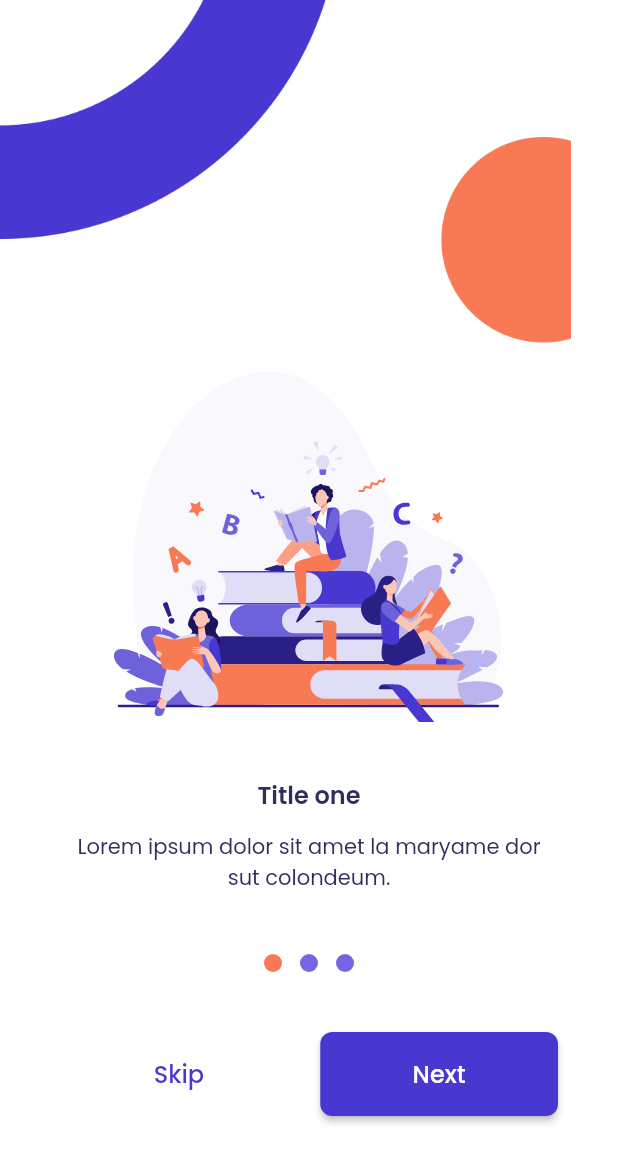
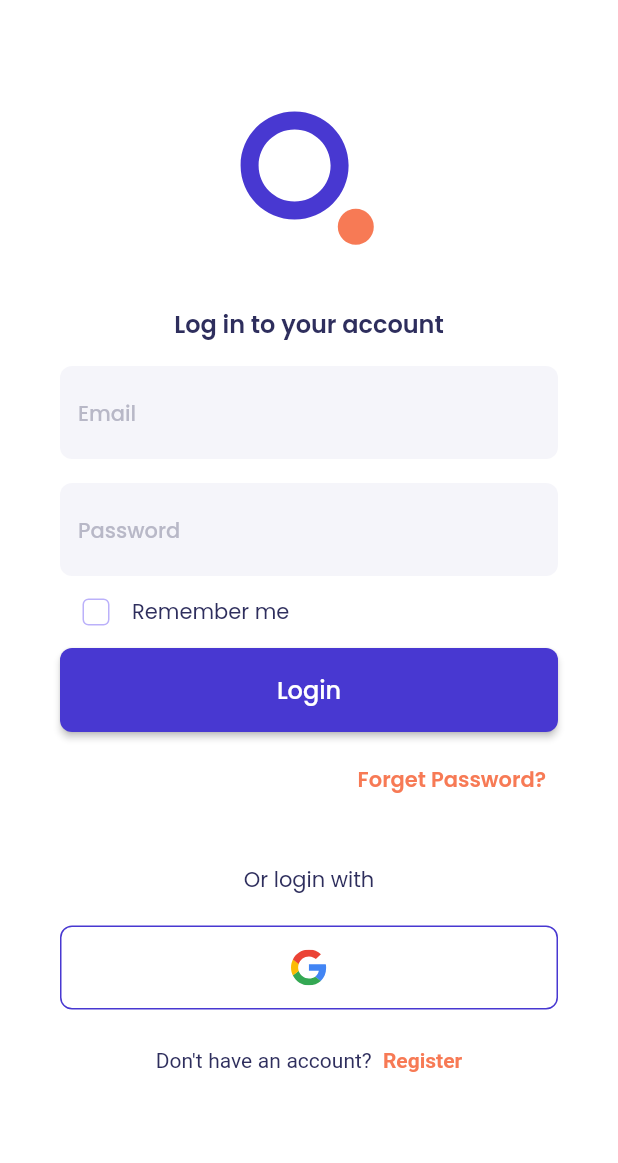
Before and after one commit to bobirbek1/audio_book, a Flutter app: the screen it shows after launch, on a phone screen of 412 x 824 dp. Shown: the top 1163 px of the screen. Run offline on Flutter 3.47's test engine with Material 2 defaults, Android fonts, the phone set to English and light mode, and no system bars; our stand-ins replace flutter_svg, google_fonts.

Commit message:
feat: add signInPage ui

```diff
--- a/lib/gen/assets.gen.dart
+++ b/lib/gen/assets.gen.dart
@@ -55,6 +55,9 @@ class $AssetsIconsGen {
 
   /// File path: assets/icons/folder_outline.svg
   SvgGenImage get folderOutline => const SvgGenImage('assets/icons/folder_outline.svg');
+
+  /// File path: assets/icons/google_icon.svg
+  SvgGenImage get googleIcon => const SvgGenImage('assets/icons/google_icon.svg');
 
   /// File path: assets/icons/home_bold.svg
   SvgGenImage get homeBold => const SvgGenImage('assets/icons/home_bold.svg');
@@ -114,6 +117,7 @@ class $AssetsIconsGen {
         edit,
         folderBold,
         folderOutline,
+        googleIcon,
         homeBold,
         homeOutline,
         moreSquare,
--- a/lib/src/constants/text_styles.dart
+++ b/lib/src/constants/text_styles.dart
@@ -6,201 +6,201 @@ class TextStyles {
   static const light48 = TextStyle(
     fontSize: 48,
     fontWeight: FontWeight.w300,
-    color: ColorName.black,
+    color: ColorName.neutral80,
   );
   static const light32 = TextStyle(
     fontSize: 32,
     fontWeight: FontWeight.w300,
-    color: ColorName.black,
+    color: ColorName.neutral80,
   );
   static const light24 = TextStyle(
     fontSize: 24,
     fontWeight: FontWeight.w300,
-    color: ColorName.black,
+    color: ColorName.neutral80,
   );
   static const light20 = TextStyle(
     fontSize: 20,
     fontWeight: FontWeight.w300,
-    color: ColorName.black,
+    color: ColorName.neutral80,
   );
   static const light16 = TextStyle(
     fontSize: 16,
     fontWeight: FontWeight.w300,
-    color: ColorName.black,
+    color: ColorName.neutral80,
   );
   static const light14 = TextStyle(
     fontSize: 14,
     fontWeight: FontWeight.w300,
-    color: ColorName.black,
+    color: ColorName.neutral80,
   );
   static const light12 = TextStyle(
     fontSize: 12,
     fontWeight: FontWeight.w300,
-    color: ColorName.black,
+    color: ColorName.neutral80,
   );
   static const light10 = TextStyle(
     fontSize: 10,
     fontWeight: FontWeight.w300,
-    color: ColorName.black,
+    color: ColorName.neutral80,
   );
 
   // Regular text styles
   static const regular48 = TextStyle(
     fontSize: 48,
-    color: ColorName.black,
+    color: ColorName.neutral80,
   );
   static const regular32 = TextStyle(
     fontSize: 32,
-    color: ColorName.black,
+    color: ColorName.neutral80,
   );
   static const regular24 = TextStyle(
     fontSize: 24,
-    color: ColorName.black,
+    color: ColorName.neutral80,
   );
   static const regular20 = TextStyle(
     fontSize: 20,
-    color: ColorName.black,
+    color: ColorName.neutral80,
   );
   static const regular16 = TextStyle(
     fontSize: 16,
-    color: ColorName.black,
+    color: ColorName.neutral80,
   );
   static const regular14 = TextStyle(
     fontSize: 14,
-    color: ColorName.black,
+    color: ColorName.neutral80,
   );
   static const regular12 = TextStyle(
     fontSize: 12,
-    color: ColorName.black,
+    color: ColorName.neutral80,
   );
   static const regular10 = TextStyle(
     fontSize: 10,
-    color: ColorName.black,
+    color: ColorName.neutral80,
   );
 
   // Medium text styles
   static const medium48 = TextStyle(
     fontSize: 48,
     fontWeight: FontWeight.w500,
-    color: ColorName.black,
+    color: ColorName.neutral80,
   );
   static const medium32 = TextStyle(
     fontSize: 32,
     fontWeight: FontWeight.w500,
-    color: ColorName.black,
+    color: ColorName.neutral80,
   );
   static const medium24 = TextStyle(
     fontSize: 24,
     fontWeight: FontWeight.w500,
-    color: ColorName.black,
+    color: ColorName.neutral80,
   );
   static const medium20 = TextStyle(
     fontSize: 20,
     fontWeight: FontWeight.w500,
-    color: ColorName.black,
+    color: ColorName.neutral80,
   );
   static const medium16 = TextStyle(
     fontSize: 16,
     fontWeight: FontWeight.w500,
-    color: ColorName.black,
+    color: ColorName.neutral80,
   );
   static const medium14 = TextStyle(
     fontSize: 14,
     fontWeight: FontWeight.w500,
-    color: ColorName.black,
+    color: ColorName.neutral80,
   );
   static const medium12 = TextStyle(
     fontSize: 12,
     fontWeight: FontWeight.w500,
-    color: ColorName.black,
+    color: ColorName.neutral80,
   );
   static const medium10 = TextStyle(
     fontSize: 10,
     fontWeight: FontWeight.w500,
-    color: ColorName.black,
+    color: ColorName.neutral80,
   );
 
   // Semibold text styles
   static const semiBold48 = TextStyle(
     fontSize: 48,
     fontWeight: FontWeight.w600,
-    color: ColorName.black,
+    color: ColorName.neutral80,
   );
   static const semiBold32 = TextStyle(
     fontSize: 32,
     fontWeight: FontWeight.w600,
-    color: ColorName.black,
+    color: ColorName.neutral80,
   );
   static const semiBold24 = TextStyle(
     fontSize: 24,
     fontWeight: FontWeight.w600,
-    color: ColorName.black,
+    color: ColorName.neutral80,
   );
   static const semiBold20 = TextStyle(
     fontSize: 20,
     fontWeight: FontWeight.w600,
-    color: ColorName.black,
+    color: ColorName.neutral80,
   );
   static const semiBold16 = TextStyle(
     fontSize: 16,
     fontWeight: FontWeight.w600,
-    color: ColorName.black,
+    color: ColorName.neutral80,
   );
   static const semiBold14 = TextStyle(
     fontSize: 14,
     fontWeight: FontWeight.w600,
-    color: ColorName.black,
+    color: ColorName.neutral80,
   );
   static const semiBold12 = TextStyle(
     fontSize: 12,
     fontWeight: FontWeight.w600,
-    color: ColorName.black,
+    color: ColorName.neutral80,
   );
   static const semiBold10 = TextStyle(
     fontSize: 10,
     fontWeight: FontWeight.w600,
-    color: ColorName.black,
+    color: ColorName.neutral80,
   );
 
   // Bold text styles
   static const bold48 = TextStyle(
     fontSize: 48,
     fontWeight: FontWeight.bold,
-    color: ColorName.black,
+    color: ColorName.neutral80,
   );
   static const bold32 = TextStyle(
     fontSize: 32,
     fontWeight: FontWeight.bold,
-    color: ColorName.black,
+    color: ColorName.neutral80,
   );
   static const bold24 = TextStyle(
     fontSize: 24,
     fontWeight: FontWeight.bold,
-    color: ColorName.black,
+    color: ColorName.neutral80,
   );
   static const bold20 = TextStyle(
     fontSize: 20,
     fontWeight: FontWeight.bold,
-    color: ColorName.black,
+    color: ColorName.neutral80,
   );
   static const bold16 = TextStyle(
     fontSize: 16,
     fontWeight: FontWeight.bold,
-    color: ColorName.black,
+    color: ColorName.neutral80,
   );
   static const bold14 = TextStyle(
     fontSize: 14,
     fontWeight: FontWeight.bold,
-    color: ColorName.black,
+    color: ColorName.neutral80,
   );
   static const bold12 = TextStyle(
     fontSize: 12,
     fontWeight: FontWeight.bold,
-    color: ColorName.black,
+    color: ColorName.neutral80,
   );
   static const bold10 = TextStyle(
     fontSize: 10,
     fontWeight: FontWeight.bold,
-    color: ColorName.black,
+    color: ColorName.neutral80,
   );
 }
--- a/lib/src/presentation/base/my_app.dart
+++ b/lib/src/presentation/base/my_app.dart
@@ -4,8 +4,7 @@
 
 
 import 'package:audio_book/gen/colors.gen.dart';
-import 'package:audio_book/src/presentation/pages/on_boarding/on_boarding_page.dart';
-import 'package:audio_book/src/presentation/pages/splash/splash_page.dart';
+import 'package:audio_book/src/presentation/pages/sign_in/sign_in_page.dart';
 import 'package:flutter/material.dart';
 import 'package:google_fonts/google_fonts.dart';
 
@@ -21,7 +20,7 @@ class MyApp extends StatelessWidget {
         fontFamily: GoogleFonts.poppins().fontFamily,
         scaffoldBackgroundColor: ColorName.white,
       ),
-      home: const OnBoardingPage(),
+      home: const SignInPage(),
     );
   }
 }
--- a/lib/src/presentation/pages/on_boarding/on_boarding_page.dart
+++ b/lib/src/presentation/pages/on_boarding/on_boarding_page.dart
@@ -142,7 +142,7 @@ class _PageItem extends StatelessWidget {
           ),
           Text(
             title,
-            style: TextStyles.semiBold16.copyWith(color: ColorName.neutral80),
+            style: TextStyles.semiBold16,
           ),
           const SizedBox(
             height: 12,
--- /dev/null
+++ b/lib/src/presentation/pages/sign_in/sign_in_page.dart
@@ -0,0 +1,246 @@
+import 'package:audio_book/gen/assets.gen.dart';
+import 'package:audio_book/gen/colors.gen.dart';
+import 'package:audio_book/src/constants/text_styles.dart';
+import 'package:audio_book/src/presentation/widgets/regular_elevated_button.dart';
+import 'package:audio_book/src/presentation/widgets/regular_outline_button.dart';
+import 'package:audio_book/src/presentation/widgets/regular_text_button.dart';
+import 'package:flutter/gestures.dart';
+import 'package:flutter/material.dart';
+import 'package:flutter_svg/flutter_svg.dart';
+
+class SignInPage extends StatelessWidget {
+  const SignInPage({super.key});
+
+  @override
+  Widget build(BuildContext context) {
+    final emailCtrl = TextEditingController();
+    final nameController = TextEditingController();
+    return Scaffold(
+      body: Padding(
+        padding: const EdgeInsets.symmetric(horizontal: 40),
+        child: SingleChildScrollView(
+          child: Column(
+            children: [
+              const SizedBox(
+                height: 60,
+              ),
+              Assets.images.logo.svg(
+                width: 120,
+                height: 120,
+              ),
+              const SizedBox(
+                height: 24,
+              ),
+              const Text(
+                "Log in to your account",
+                style: TextStyles.semiBold16,
+              ),
+              const SizedBox(
+                height: 16,
+              ),
+              _SignInForm(
+                emailCtrl: emailCtrl,
+                passwordCtrl: nameController,
+                onValidation: (isValid) {},
+              ),
+              const _CheckBoxWidget(),
+              RegularElevatedButton(
+                onPressed: () {},
+                text: "Login",
+                size: const Size(
+                  double.infinity,
+                  56,
+                ),
+              ),
+              const SizedBox(
+                height: 8,
+              ),
+              Row(
+                mainAxisAlignment: MainAxisAlignment.end,
+                children: [
+                  RegularTextButton(
+                    onPressed: () {},
+                    text: "Forget Password?",
+                    textStyle: TextStyles.semiBold14.copyWith(
+                      color: ColorName.accent50,
+                    ),
+                    foregroundColor: ColorName.accent50,
+                  ),
+                ],
+              ),
+              const SizedBox(
+                height: 32,
+              ),
+              const Text(
+                "Or login with",
+                style: TextStyles.regular14,
+              ),
+              const SizedBox(
+                height: 20,
+              ),
+              _SocialMediaButton(
+                onPressed: () {},
+                icon: Assets.icons.googleIcon.path,
+              ),
+              const SizedBox(
+                height: 24,
+              ),
+              RichText(
+                text: TextSpan(
+                  text: "Don't have an account?  ",
+                  style: TextStyles.regular14,
+                  children: [
+                    TextSpan(
+                      text: "Register",
+                      style: TextStyles.semiBold14.copyWith(
+                        color: ColorName.accent50,
+                      ),
+                      recognizer: TapGestureRecognizer()..onTap = () {},
+                    ),
+                  ],
+                ),
+              ),
+              const SizedBox(
+                height: 32,
+              ),
+            ],
+          ),
+        ),
+      ),
+    );
+  }
+}
+
+class _SocialMediaButton extends StatelessWidget {
+  final String icon;
+  final VoidCallback? onPressed;
+  const _SocialMediaButton(
+      {required this.onPressed, required this.icon});
+
+  @override
+  Widget build(BuildContext context) {
+    return RegularOutlineButton(
+      onPressed: onPressed,
+      size: const Size.fromHeight(56),
+      child: SvgPicture.asset(
+        icon,
+      ),
+    );
+  }
+}
+
+class _CheckBoxWidget extends StatefulWidget {
+  const _CheckBoxWidget();
+
+  @override
+  State<_CheckBoxWidget> createState() => _CheckBoxWidgetState();
+}
+
+class _CheckBoxWidgetState extends State<_CheckBoxWidget> {
+  bool isChecked = false;
+
+  @override
+  Widget build(BuildContext context) {
+    return Row(
+      children: [
+        Checkbox(
+          onChanged: (value) {
+            setState(() {
+              isChecked = !isChecked;
+            });
+          },
+          value: isChecked,
+          checkColor: ColorName.white,
+          activeColor: ColorName.primary50,
+          side: const BorderSide(
+            color: ColorName.primary20,
+            width: 1,
+          ),
+          shape: RoundedRectangleBorder(
+            borderRadius: BorderRadius.circular(
+              4,
+            ),
+          ),
+        ),
+        const Text(
+          "Remember me",
+          style: TextStyles.regular14,
+        ),
+      ],
+    );
+  }
+}
+
+class _SignInForm extends StatelessWidget {
+  final TextEditingController emailCtrl;
+  final TextEditingController passwordCtrl;
+  final void Function(bool isValid) onValidation;
+  const _SignInForm({
+    required this.emailCtrl,
+    required this.passwordCtrl,
+    required this.onValidation,
+  });
+
+  @override
+  Widget build(BuildContext context) {
+    final formKey = GlobalKey<FormState>();
+    return Form(
+      key: formKey,
+      autovalidateMode: AutovalidateMode.onUserInteraction,
+      onChanged: () => onValidation(formKey.currentState?.validate() ?? false),
+      child: Column(
+        children: [
+          TextFormField(
+            validator: (value) {
+              final regExp = RegExp(r"^[\w-\.]+@([\w-]+\.)+[\w-]{2,4}$");
+              if (value != null && regExp.hasMatch(value)) {
+                return null;
+              }
+              return "Please enter your email";
+            },
+            decoration: InputDecoration(
+              hintText: "Email",
+              hintStyle: TextStyles.medium14.copyWith(
+                color: ColorName.neutral40,
+              ),
+              fillColor: ColorName.neutral5,
+              filled: true,
+              border: OutlineInputBorder(
+                borderRadius: BorderRadius.circular(8),
+                borderSide: BorderSide.none,
+              ),
+            ),
+          ),
+          const SizedBox(
+            height: 16,
+          ),
+          TextFormField(
+            validator: (value) {
+              final regExp = RegExp(r"^(?=.*[A-Za-z])(?=.*\d)[A-Za-z\d]{8,}$");
+              if (value != null) {
+                if (regExp.hasMatch(value)) {
+                  return null;
+                } else if (value.length < 8) {
+                  return "Password length must be at least 8";
+                }
+              }
+              return "Password must include letters,numbers";
+            },
+            decoration: InputDecoration(
+              hintText: "Password",
+              hintStyle: TextStyles.medium14.copyWith(
+                color: ColorName.neutral40,
+              ),
+              fillColor: ColorName.neutral5,
+              filled: true,
+              border: OutlineInputBorder(
+                borderRadius: BorderRadius.circular(8),
+                borderSide: BorderSide.none,
+              ),
+            ),
+          ),
+        ],
+      ),
+    );
+  }
+}
--- /dev/null
+++ b/lib/src/presentation/widgets/regular_elevated_button.dart
@@ -0,0 +1,44 @@
+import 'package:audio_book/gen/colors.gen.dart';
+import 'package:audio_book/src/constants/text_styles.dart';
+import 'package:flutter/material.dart';
+
+class RegularElevatedButton extends StatelessWidget {
+  final VoidCallback? onPressed;
+  final String? text;
+  final Widget? child;
+  final Size? size;
+  final Color? backgroundColor;
+  final double? radius;
+  const RegularElevatedButton(
+      {required this.onPressed,
+      this.text,
+      this.child,
+      this.size,
+      this.backgroundColor,
+      this.radius,
+      super.key}):assert(text != null && child == null || text == null && child != null );
+
+  @override
+  Widget build(BuildContext context) {
+    return ElevatedButton(
+      onPressed: onPressed,
+      style: ElevatedButton.styleFrom(
+        backgroundColor: backgroundColor ?? ColorName.primary50,
+        minimumSize: size,
+        shape: RoundedRectangleBorder(
+          borderRadius: BorderRadius.circular(
+            radius ?? 8,
+          ),
+        ),
+      ),
+      child: text != null
+          ? Text(
+              text!,
+              style: TextStyles.medium16.copyWith(
+                color: ColorName.white,
+              ),
+            )
+          : child,
+    );
+  }
+}
--- /dev/null
+++ b/lib/src/presentation/widgets/regular_outline_button.dart
@@ -0,0 +1,49 @@
+import 'package:audio_book/gen/colors.gen.dart';
+import 'package:flutter/material.dart';
+
+class RegularOutlineButton extends StatelessWidget {
+  final String? text;
+  final Widget? child;
+  final Color? foregroundColor;
+  final Color? borderColor;
+  final double? radius;
+  final Size? size;
+  final TextStyle? textStyle;
+  final VoidCallback? onPressed;
+  const RegularOutlineButton(
+      {required this.onPressed,
+      this.text,
+      this.child,
+      this.radius,
+      this.size,
+      this.borderColor,
+      this.textStyle,
+      this.foregroundColor,
+      super.key})
+      : assert(text != null && child == null || text == null && child != null);
+
+  @override
+  Widget build(BuildContext context) {
+    return OutlinedButton(
+      onPressed: onPressed,
+      style: OutlinedButton.styleFrom(
+        foregroundColor: foregroundColor ?? ColorName.primary50,
+        shape: RoundedRectangleBorder(
+          borderRadius: BorderRadius.circular(
+            radius ?? 8,
+          ),
+        ),
+        side: BorderSide(
+          color: borderColor ?? ColorName.primary50,
+          width: 1,
+        ),
+        minimumSize: size,
+      ),
+      child: child ??
+          Text(
+            text ?? "",
+            style: textStyle,
+          ),
+    );
+  }
+}
--- /dev/null
+++ b/lib/src/presentation/widgets/regular_text_button.dart
@@ -0,0 +1,43 @@
+import 'package:audio_book/gen/colors.gen.dart';
+import 'package:flutter/material.dart';
+
+class RegularTextButton extends StatelessWidget {
+  final String? text;
+  final Widget? child;
+  final VoidCallback? onPressed;
+  final double radius;
+  final Size? size;
+  final Color? foregroundColor;
+  final TextStyle? textStyle;
+  const RegularTextButton(
+      {required this.onPressed,
+      this.text,
+      this.child,
+      this.radius = 8,
+      this.size,
+      this.foregroundColor,
+      this.textStyle,
+      super.key})
+      : assert(text != null && child == null || child != null && text == null);
+
+  @override
+  Widget build(BuildContext context) {
+    return TextButton(
+      onPressed: onPressed,
+      style: TextButton.styleFrom(
+        shape: RoundedRectangleBorder(
+          borderRadius: BorderRadius.circular(
+            radius,
+          ),
+        ),
+        minimumSize: size,
+        foregroundColor: foregroundColor ?? ColorName.primary50,
+      ),
+      child: child ??
+          Text(
+            text ?? "",
+            style: textStyle,
+          ),
+    );
+  }
+}
```
Also changed, not shown: assets/icons/google_icon.svg (added).
